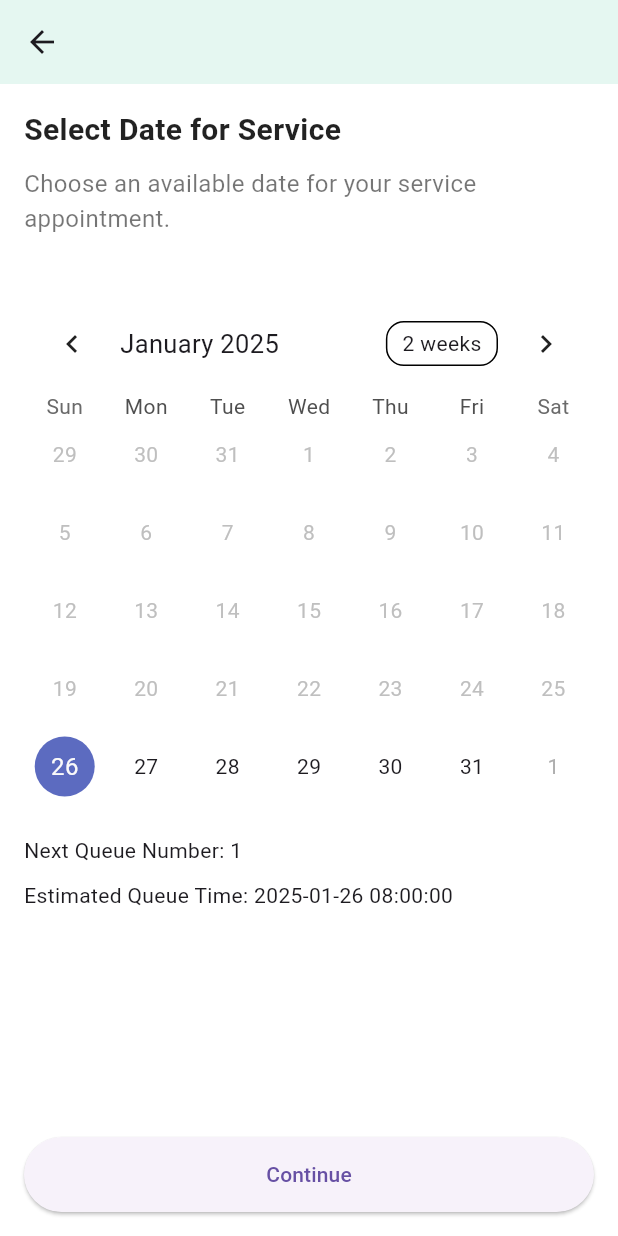
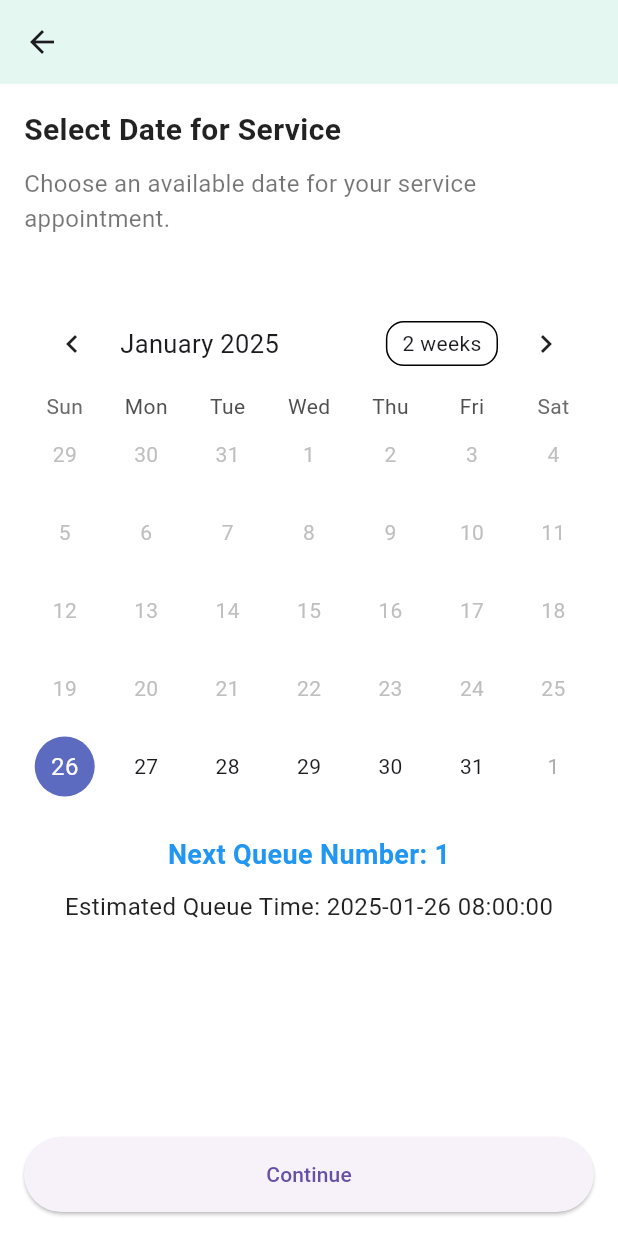
Before and after one commit to PahanKawindu/AutoQ, a Flutter app: the SelectDate screen opened directly, on a phone screen of 412 x 824 dp. Run offline on Flutter 3.47's test engine with Material 3 defaults, Android fonts, the phone set to English and light mode, and no system bars; drawn by our look-alikes of table_calendar; our stand-ins replace cloud_firestore, firebase_auth, firebase_core, firebase_messaging, flutter_local_notifications, flutter_svg and 3 more; missing offline and left inert: googleapis; accounts and stored records are empty; project files that could hold a hidden picture were left out; key blocks and very long unbroken strings in the code were emptied for the run.

Commit message:
Finishing frontend
-final touch

```diff
--- a/lib/screens/main_features_screens/subscreens/select_date.dart
+++ b/lib/screens/main_features_screens/subscreens/select_date.dart
@@ -148,11 +148,29 @@ class _SelectDateState extends State<SelectDate> {
               // Appointment Availability
               if (_isAppointmentAvailable) ...[
                 if (_nextQueueNumber != null && _estimatedQueueTime != null) ...[
-                  Text('Next Queue Number: $_nextQueueNumber'),
+                  Center(
+                    child: Text(
+                      'Next Queue Number: $_nextQueueNumber',
+                      style: TextStyle(
+                        fontSize: 18, // Increased font size
+                        fontWeight: FontWeight.bold, // Bold text
+                        color: Colors.blue, // Highlight color
+                      ),
+                    ),
+                  ),
                   SizedBox(height: 10),
-                  Text('Estimated Queue Time: $_estimatedQueueTime'),
+                  Center(
+                    child: Text(
+                      'Estimated Queue Time: $_estimatedQueueTime',
+                      style: TextStyle(
+                        fontSize: 16, // Adjusted font size
+                        color: Colors.black87, // Regular color for contrast
+                      ),
+                    ),
+                  ),
                 ],
-              ] else ...[
+              ]
+              else ...[
                 Text(
                   'Appointments for this date are already reserved.',
                   style: TextStyle(color: Colors.red, fontWeight: FontWeight.bold),
```
Also changed, not shown: lib/controller/make_appoiment.dart (+52 -16 lines), lib/screens/main_features_screens/subscreens/vehical_details.dart (+46 -3 lines), pubspec.lock.
